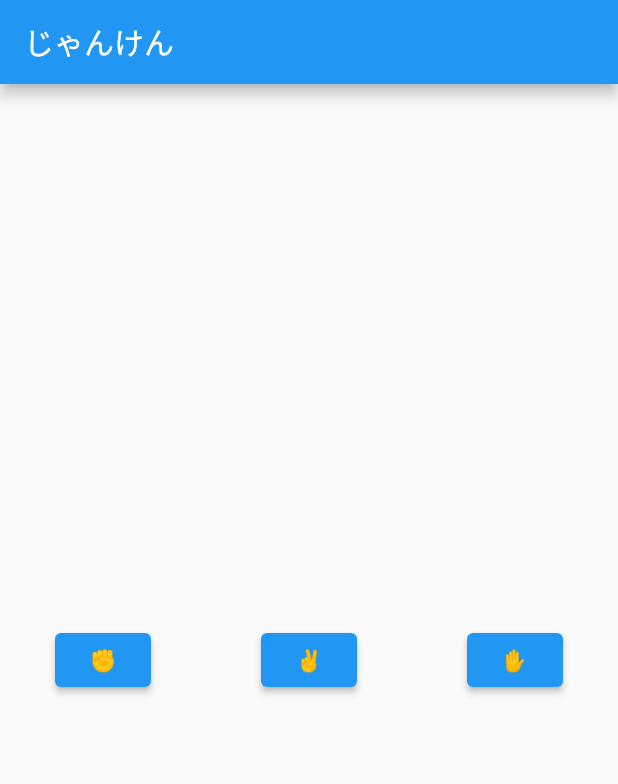
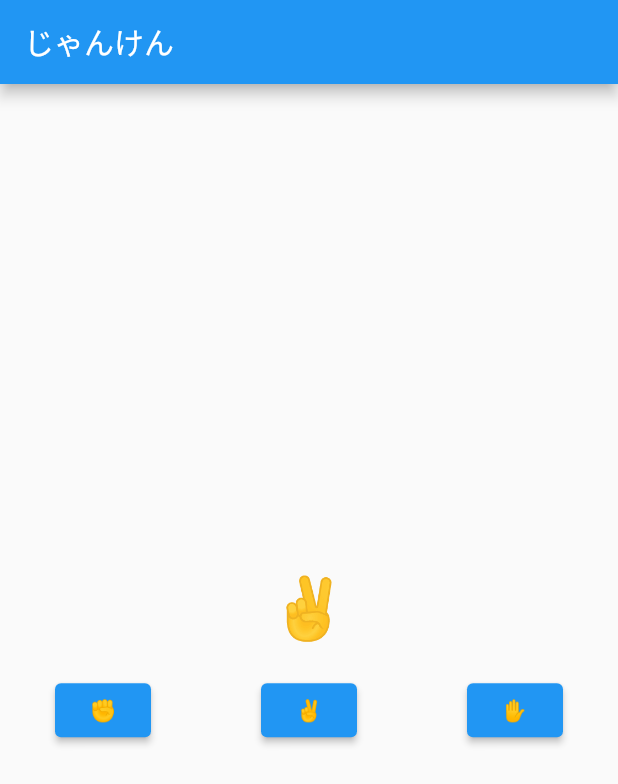
Before and after one commit to sa8a/janken_app, a Flutter app: the screen it shows after launch, after a tap on "✌️", on a phone screen of 412 x 824 dp. Shown: the top 784 px of the screen. Run offline on Flutter 3.47's test engine with Material 2 defaults, Android fonts, the phone set to English and light mode, and no system bars.

Commit message:
add: ボタンを押した手を表示

```diff
--- a/lib/main.dart
+++ b/lib/main.dart
@@ -23,6 +23,14 @@ class JankenPage extends StatefulWidget {
 }
 
 class _JankenPageState extends State<JankenPage> {
+  String myHand = '';
+
+  void _getMyHand(String getHand) {
+    setState(() {
+      myHand = getHand;
+    });
+  }
+
   @override
   Widget build(BuildContext context) {
     return Scaffold(
@@ -30,26 +38,39 @@ class _JankenPageState extends State<JankenPage> {
         title: const Text('じゃんけん'),
       ),
       body: Center(
-        child: Row(
+        child: Column(
+          mainAxisAlignment: MainAxisAlignment.center,
+          children: [
+            Text(
+              myHand,
+              style: const TextStyle(fontSize: 40),
+            ),
+            const SizedBox(height: 20),
+            Row(
               mainAxisAlignment: MainAxisAlignment.spaceAround,
               children: [
                 ElevatedButton(
                   onPressed: () {
-                print('✊');
+                    // print('✊');
+                    _getMyHand('✊');
                   },
                   child: const Text('✊'),
                 ),
                 ElevatedButton(
                   onPressed: () {
-                print('✌️');
+                    // print('✌️');
+                    _getMyHand('✌️');
                   },
                   child: const Text('✌️'),
                 ),
                 ElevatedButton(
                   onPressed: () {
-                print('✋');
+                    // print('✋');
+                    _getMyHand('✋');
                   },
                   child: const Text('✋'),
+                ),
+              ],
             ),
           ],
         ),
```
Lines whose indentation alone changed are shown as unchanged.
